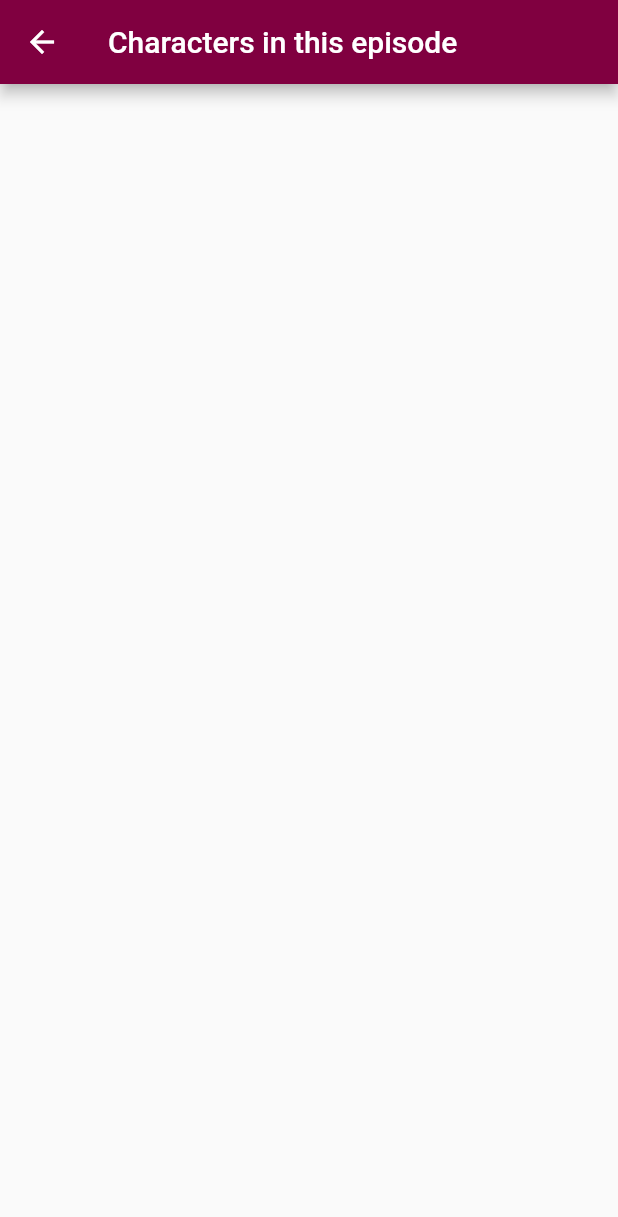
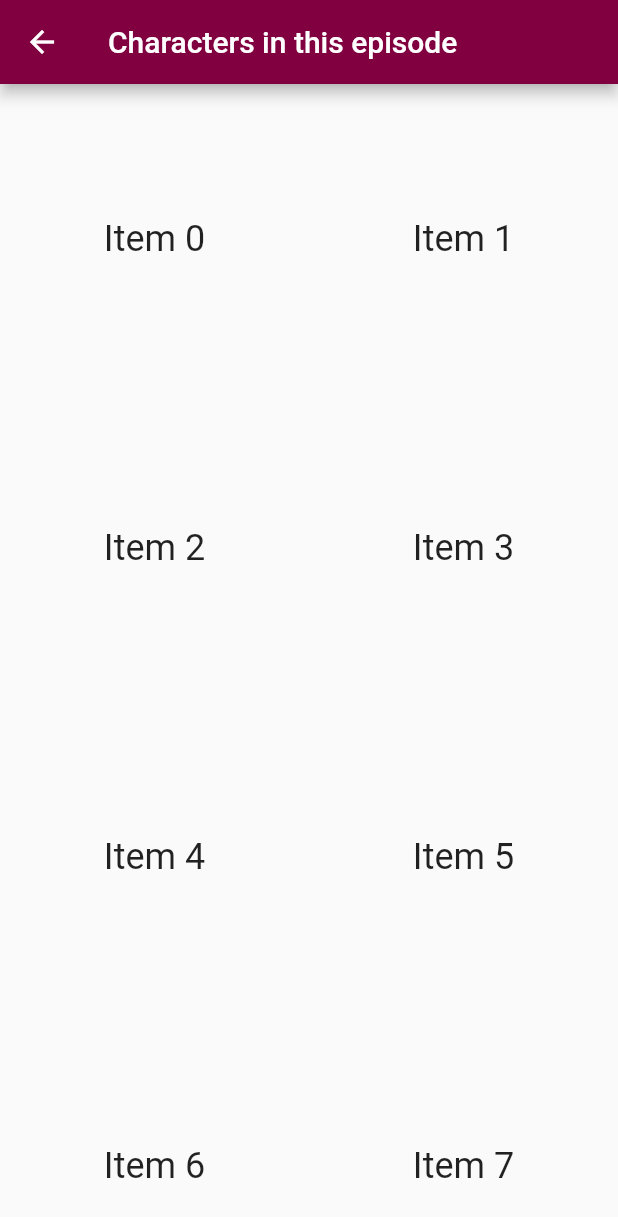
Before and after one commit to smnzk/FlutterAssignment, a Flutter app: the CharactersPage screen opened by its route, on a phone screen of 412 x 824 dp. Shown: the top 1217 px of the screen. Run offline on Flutter 3.47's test engine with Material 2 defaults, Android fonts, the phone set to English and light mode, and no system bars; our stand-ins replace graphql_flutter; network calls fail.

```diff
--- a/flutter_assignment/lib/pages/characters.dart
+++ b/flutter_assignment/lib/pages/characters.dart
@@ -1,5 +1,6 @@
 import 'package:flutter/material.dart';
 import 'package:flutter_assignment/Models/character_info.dart';
+import 'package:flutter_assignment/Services/api_operator.dart';
 
 class CharactersPage extends StatefulWidget {
   const CharactersPage({Key? key}) : super(key: key);
@@ -10,20 +11,45 @@ class CharactersPage extends StatefulWidget {
 
 class _CharactersPageState extends State<CharactersPage> {
 
+  int episodeId= 1;
   List<CharacterInfo> allCharacters = [];
+
+  void setCharacters() async {
+    ApiOperator operator = ApiOperator();
+    List<CharacterInfo> temp = await operator.getCharacters(episodeId);
+    setState(() {
+      allCharacters = temp;
+    });
+  }
 
   @override
   void initState(){
     super.initState();
+    setCharacters();
   }
 
   @override
   Widget build(BuildContext context) {
+    print(allCharacters);
     return Scaffold(
       appBar: AppBar(
         title: Text("Characters in this episode"),
         backgroundColor: const Color.fromRGBO(128, 0, 64, 1)
       ),
+      body: GridView.count(
+        // Create a grid with 2 columns. If you change the scrollDirection to
+        // horizontal, this produces 2 rows.
+        crossAxisCount: 2,
+        // Generate 100 widgets that display their index in the List.
+        children: List.generate(100, (index) {
+          return Center(
+            child: Text(
+              'Item $index',
+              style: Theme.of(context).textTheme.headline5,
+            ),
+          );
+        }),
+      ),
     );
   }
 }
```
